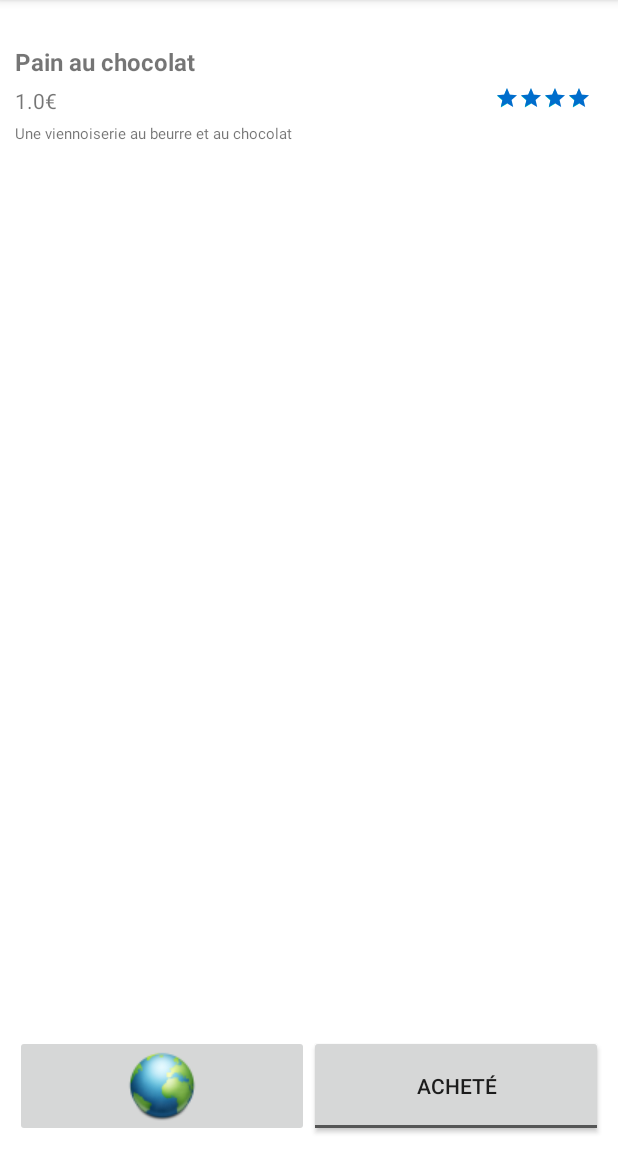
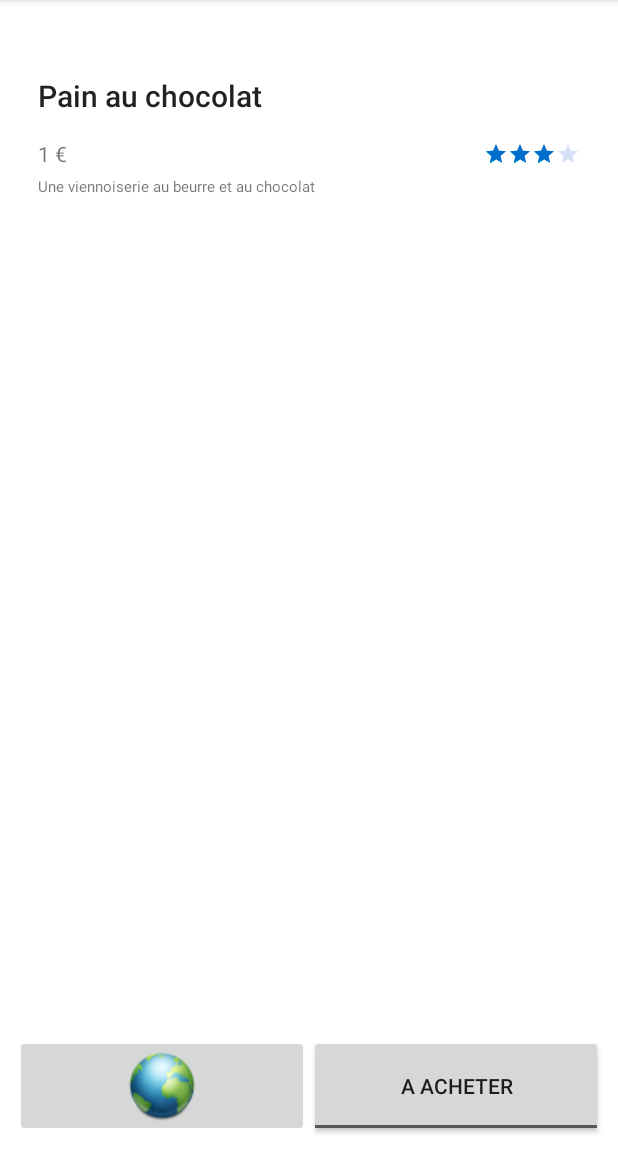
Before and after one commit to claireb772/AndroKado, an Android app: the screen it shows after launch (MainActivity), on a phone screen of 412 x 824 dp, the part 84-1236 px from its top. Run offline under Robolectric (Android 15) with nearby library versions, the phone set to English and light mode, and no system bars.

```diff
--- /dev/null
+++ b/app/src/main/java/com/example/androkado/Article.java
@@ -0,0 +1,70 @@
+package com.example.androkado;
+
+public class Article {
+    private String nom;
+    private int prix;
+    private String description;
+    private float note;
+    private String url;
+    private boolean isAchete;
+
+    public Article(String nom, int prix, String description, float note, String url, boolean isAchete) {
+        this.nom = nom;
+        this.prix = prix;
+        this.description = description;
+        this.note = note;
+        this.url = url;
+        this.isAchete = isAchete;
+    }
+
+    public Article() {
+    }
+
+    public String getNom() {
+        return nom;
+    }
+
+    public void setNom(String nom) {
+        this.nom = nom;
+    }
+
+    public int getPrix() {
+        return prix;
+    }
+
+    public void setPrix(int prix) {
+        this.prix = prix;
+    }
+
+    public String getDescription() {
+        return description;
+    }
+
+    public void setDescription(String description) {
+        this.description = description;
+    }
+
+    public float getNote() {
+        return note;
+    }
+
+    public void setNote(float note) {
+        this.note = note;
+    }
+
+    public String getUrl() {
+        return url;
+    }
+
+    public void setUrl(String url) {
+        this.url = url;
+    }
+
+    public boolean isAchete() {
+        return isAchete;
+    }
+
+    public void setAchete(boolean achete) {
+        isAchete = achete;
+    }
+}
--- a/app/src/main/java/com/example/androkado/MainActivity.java
+++ b/app/src/main/java/com/example/androkado/MainActivity.java
@@ -3,12 +3,37 @@ package com.example.androkado;
 import androidx.appcompat.app.AppCompatActivity;
 
 import android.os.Bundle;
+import android.view.View;
+import android.widget.RatingBar;
+import android.widget.TextView;
+import android.widget.Toast;
 
 public class MainActivity extends AppCompatActivity {
+    public Article article;
 
     @Override
     protected void onCreate(Bundle savedInstanceState) {
         super.onCreate(savedInstanceState);
         setContentView(R.layout.activity_main);
+        article = new Article("Pain au chocolat", 1, "Une viennoiserie au beurre et au chocolat", 3, "http://AndroKado/pain_au_chocolat", false);
+        TextView nomProduit = findViewById(R.id.nom_produit);
+        nomProduit.setText(article.getNom());
+        TextView prix = findViewById(R.id.prix_produit);
+        prix.setText(String.format("%s €", String.valueOf(article.getPrix())));
+        RatingBar ratingBar = findViewById(R.id.ratingBar);
+        ratingBar.setRating(article.getNote());
+        TextView description = findViewById(R.id.description_produit);
+        description.setText(article.getDescription());
+
+    }
+
+
+    public void onClickDisplayURL(View view) {
+
+        Toast.makeText(this, article.getUrl(), Toast.LENGTH_SHORT).show();
+    }
+
+    public void onClickBuyItem(View view) {
+        article.setAchete(!article.isAchete());
     }
 }
--- a/app/src/main/res/layout/activity_main.xml
+++ b/app/src/main/res/layout/activity_main.xml
@@ -4,19 +4,20 @@
     xmlns:tools="http://schemas.android.com/tools"
     android:layout_width="match_parent"
     android:layout_height="match_parent"
+    android:layout_margin="10dp"
     tools:context=".MainActivity">
 
     <TextView
         android:id="@+id/nom_produit"
         android:layout_width="wrap_content"
         android:layout_height="wrap_content"
-        android:text="Pain au chocolat"
+        android:text=""
         app:layout_constraintTop_toTopOf="parent"
         app:layout_constraintLeft_toLeftOf="parent"
-        android:layout_marginTop="30dp"
-        android:layout_marginLeft="10dp"
-        android:textStyle="bold"
-        android:textSize="16dp"
+        android:layout_marginTop="40dp"
+        android:layout_marginLeft="15dp"
+        style="@style/TextAppearance.AppCompat.Title"
+
         />
 
 
@@ -25,11 +26,11 @@
         android:layout_width="wrap_content"
         android:layout_height="wrap_content"
         android:ems="10"
-        android:text="1.0€"
+        android:text=""
         app:layout_constraintTop_toBottomOf="@id/nom_produit"
         app:layout_constraintLeft_toLeftOf="parent"
-        android:layout_marginLeft="10dp"
-        android:layout_marginTop="5dp"
+        android:layout_margin="15dp"
+
          />
 
     <RatingBar
@@ -38,23 +39,23 @@
         android:layout_width="wrap_content"
         android:layout_height="wrap_content"
         android:numStars="4"
-        android:rating="4"
-        android:stepSize="0.5"
+        android:rating="0"
         android:progressBackgroundTint="#970033CC"
         android:progressTint="#006DCC"
-        app:layout_constraintHorizontal_bias="0.898"
-        app:layout_constraintLeft_toRightOf="@id/prix_produit"
+        app:layout_constraintBottom_toBottomOf="@id/prix_produit"
         app:layout_constraintRight_toRightOf="parent"
-        app:layout_constraintTop_toTopOf="@id/prix_produit" />
+        android:layout_marginRight="15dp"
+        app:layout_constraintTop_toTopOf="@id/prix_produit"
+        android:isIndicator="false"/>
 
     <TextView
         android:id="@+id/description_produit"
         android:layout_width="wrap_content"
         android:layout_height="wrap_content"
-        android:text="Une viennoiserie au beurre et au chocolat"
+        android:text=""
         app:layout_constraintTop_toBottomOf="@id/prix_produit"
         app:layout_constraintLeft_toLeftOf="parent"
-        android:layout_marginLeft="10dp"
+        android:layout_marginLeft="15dp"
         android:layout_marginTop="5dp"
         android:textSize="10dp"/>
 
@@ -69,22 +70,20 @@
             android:id="@+id/imageButton_nav"
             android:layout_height="match_parent"
             android:layout_width="match_parent"
-            android:layout_marginLeft="10dp"
-            android:layout_marginBottom="10dp"
             android:layout_weight="0.5"
             app:srcCompat="@drawable/planete"
+            android:onClick="onClickDisplayURL"
             />
 
         <ToggleButton
             android:id="@+id/toggleButton_achete"
             android:layout_height="match_parent"
             android:layout_width="match_parent"
-            android:layout_marginRight="10dp"
-            android:layout_marginBottom="10dp"
             android:layout_weight="0.5"
             android:text="ToggleButton"
-            android:textOff="Acheté"
+            android:textOff="A Acheter"
             android:textOn="Acheté"
+            android:onClick="onClickBuyItem"
 
             />
     </LinearLayout>
```
